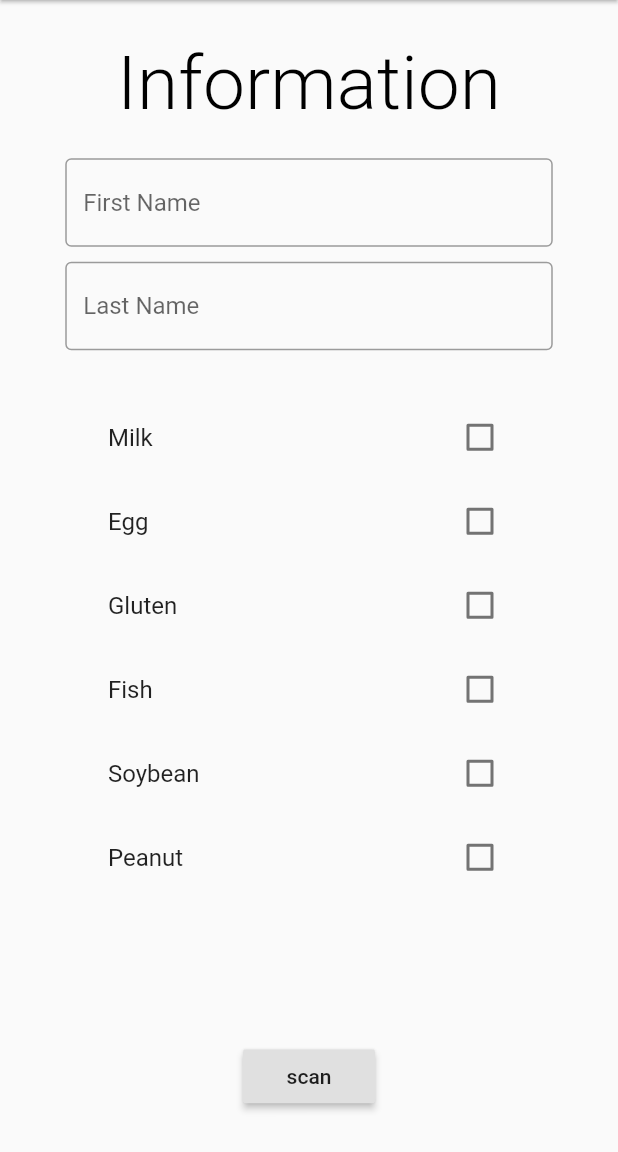
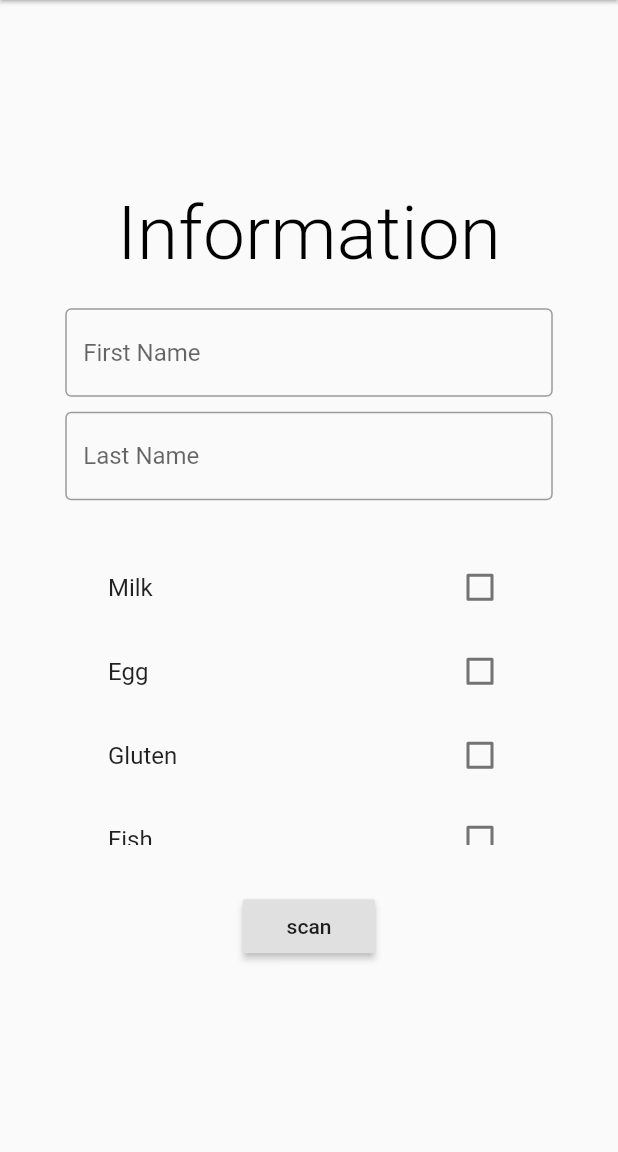
Before and after one commit to danielleal04/UNTHACK2019, a Flutter app: the screen it shows after launch, on a phone screen of 412 x 824 dp, the part 84-1236 px from its top. Run offline on Flutter 3.47's test engine with Material 2 defaults, Android fonts, the phone set to English and light mode, and no system bars; our stand-ins replace image_picker; missing offline and left inert: barcode_scan; Roboto replaces fonts that are missing (Ewert).

Commit message:
Daniel's Commit
All together.

```diff
--- a/barcode_prototype/lib/login.dart
+++ b/barcode_prototype/lib/login.dart
@@ -97,7 +97,7 @@ class _LoginState extends State<Login> {
                 SizedBox(height: 10.00),
                 textFormat(lastName, "Last Name"),
                 SizedBox(height: 30.0),
-                Container(height: 400, width: 300,
+                Container(height: 200, width: 300,
                   child: listsAllergies()
                 ),
                 SizedBox(height: 30.0,),
```
